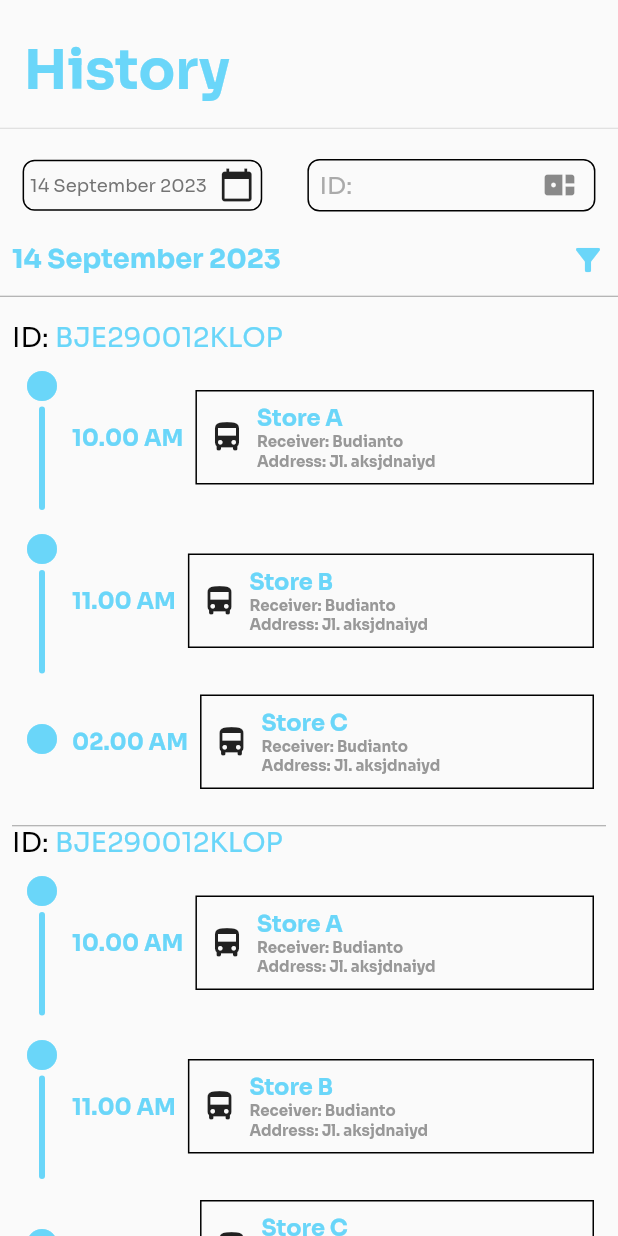
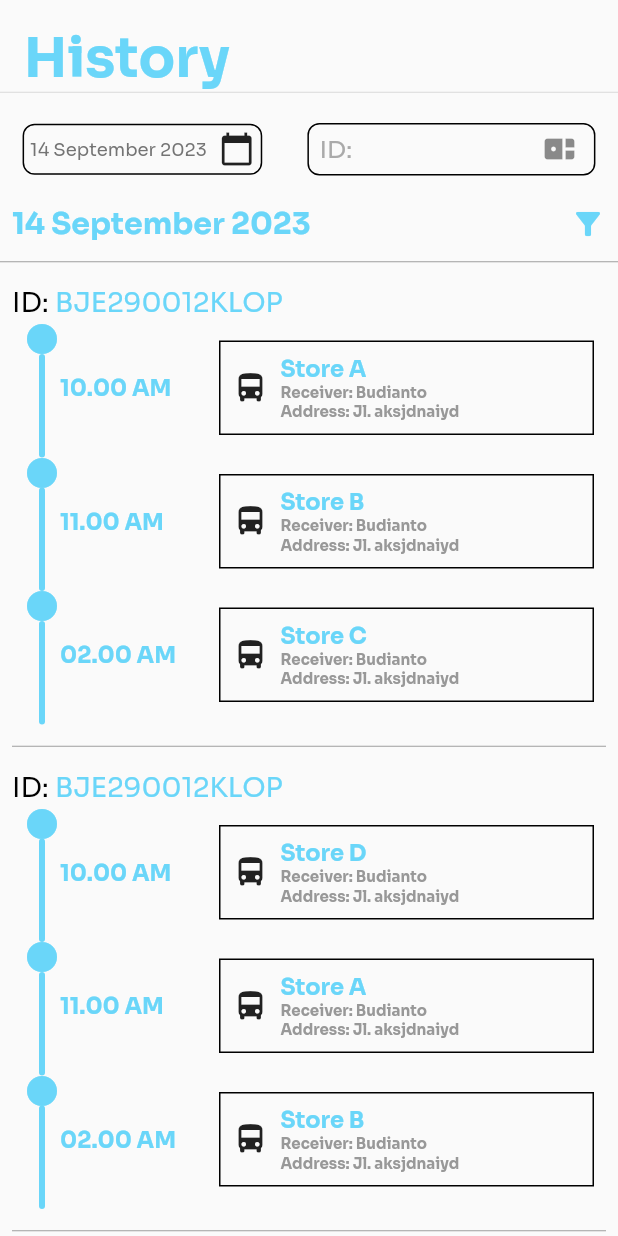
Before and after one commit to OrangJenius/coldstorage, a Flutter app: the historyScreen screen opened directly, on a phone screen of 412 x 824 dp. Run offline on Flutter 3.47's test engine with Material 2 defaults, Android fonts, the phone set to English and light mode, and no system bars; our stand-ins replace geolocator, google_maps_flutter, image_picker, permission_handler; missing offline and left inert: mailer, slide_action.

Commit message:
update padding

```diff
--- a/driver_cold_storage/lib/screens/customStep.dart
+++ b/driver_cold_storage/lib/screens/customStep.dart
@@ -18,8 +18,12 @@ class CustomStep extends StatelessWidget {
 
   @override
   Widget build(BuildContext context) {
-    return Container(
-      padding: EdgeInsets.all(8),
+    return Padding(
+      padding: const EdgeInsets.only(
+        left: 8,
+        right: 8,
+      ),
+      child: Container(
         child: Column(
           crossAxisAlignment: CrossAxisAlignment.start,
           children: List.generate(
@@ -27,7 +31,9 @@ class CustomStep extends StatelessWidget {
             (groupIndex) {
               final startIndex = groupIndex * 3;
               final endIndex = (groupIndex + 1) * 3;
-            return Column(
+              return Padding(
+                padding: const EdgeInsets.only(top: 16.0),
+                child: Column(
                   crossAxisAlignment: CrossAxisAlignment.start,
                   children: [
                     Row(
@@ -54,29 +60,29 @@ class CustomStep extends StatelessWidget {
                         ),
                       ],
                     ),
-                for (int i = startIndex; i < endIndex && i < time.length; i++)
-                  Container(
-                    padding: EdgeInsets.all(8),
+                    for (int i = startIndex;
+                        i < endIndex && i < time.length;
+                        i++)
+                      Padding(
+                        padding: const EdgeInsets.only(left: 8, right: 8),
+                        child: Container(
                           child: Row(
                             children: [
                               Column(
-                          mainAxisAlignment: MainAxisAlignment.center,
+                                mainAxisAlignment: MainAxisAlignment.start,
+                                crossAxisAlignment: CrossAxisAlignment.center,
                                 children: [
                                   Icon(
                                     Icons.circle,
                                     color: Color(0xFF6AD6F9),
                                   ),
-                            SizedBox(
-                              height: 4,
-                            ),
-                            if (i < endIndex - 1)
+                                  if (i < endIndex)
                                     CustomPaint(
                                       size: Size(2, 65),
                                       painter: LinePainter(),
                                     ),
                                 ],
                               ),
-                        SizedBox(width: 8),
                               Padding(
                                 padding: const EdgeInsets.only(right: 8.0),
                                 child: Text(
@@ -89,8 +95,9 @@ class CustomStep extends StatelessWidget {
                                   ),
                                 ),
                               ),
-                        Expanded(
-                          child: Container(
+                              Expanded(child: Container()),
+                              Container(
+                                width: 250,
                                 decoration: BoxDecoration(
                                   border: Border.all(
                                     width: 1,
@@ -106,7 +113,8 @@ class CustomStep extends StatelessWidget {
                                       child: Icon(Icons.directions_bus),
                                     ),
                                     Column(
-                                  crossAxisAlignment: CrossAxisAlignment.start,
+                                      crossAxisAlignment:
+                                          CrossAxisAlignment.start,
                                       children: [
                                         Text(
                                           store[i],
@@ -140,8 +148,8 @@ class CustomStep extends StatelessWidget {
                                   ],
                                 ),
                               ),
+                            ],
                           ),
-                      ],
                         ),
                       ),
                     Padding(
@@ -152,8 +160,10 @@ class CustomStep extends StatelessWidget {
                       ),
                     ),
                   ],
+                ),
               );
             },
+          ),
         ),
       ),
     );
--- a/driver_cold_storage/lib/screens/history.dart
+++ b/driver_cold_storage/lib/screens/history.dart
@@ -20,6 +20,7 @@ class _historyScreenState extends State<historyScreen> {
     'Store A',
     'Store B',
     'Store C',
+    'Store D',
     'Store A',
     'Store B',
     'Store C',
@@ -63,8 +64,6 @@ class _historyScreenState extends State<historyScreen> {
 
   List<Widget> steps = [];
 
-  String? _selectedValue = "All";
-
   @override
   void initState() {
     super.initState();
@@ -103,7 +102,10 @@ class _historyScreenState extends State<historyScreen> {
             crossAxisAlignment: CrossAxisAlignment.start,
             children: [
               Padding(
-                padding: EdgeInsets.only(left: 16, top: 24, bottom: 16),
+                padding: EdgeInsets.only(
+                  left: 16,
+                  top: 16,
+                ),
                 child: Text(
                   "History",
                   style: TextStyle(
@@ -205,7 +207,7 @@ class _historyScreenState extends State<historyScreen> {
                           : '',
                       style: TextStyle(
                         fontFamily: 'Sora',
-                        fontSize: 18,
+                        fontSize: 20,
                         fontWeight: FontWeight.w700,
                         color: Color(0xFF6AD6F9),
                         fontStyle: FontStyle.normal,
@@ -215,9 +217,7 @@ class _historyScreenState extends State<historyScreen> {
                     PopupMenuButton<String>(
                       // Use PopupMenuButton
                       onSelected: (value) {
-                        setState(() {
-                          _selectedValue = value;
-                        });
+                        setState(() {});
                       },
                       itemBuilder: (BuildContext context) {
                         return <PopupMenuEntry<String>>[
@@ -298,9 +298,6 @@ class _historyScreenState extends State<historyScreen> {
                 height: 1,
                 color: Colors.grey,
               ),
-              SizedBox(
-                height: 8,
-              ),
               CustomVerticalStepper(steps: steps)
             ],
           ),
```
Also changed, not shown: driver_cold_storage/lib/screens/detail_penjemputan.dart (+42 -11 lines), driver_cold_storage/lib/screens/home.dart (+25 -7 lines), driver_cold_storage/lib/screens/profile.dart (+36 -36 lines). Lines whose indentation alone changed are shown as unchanged.
